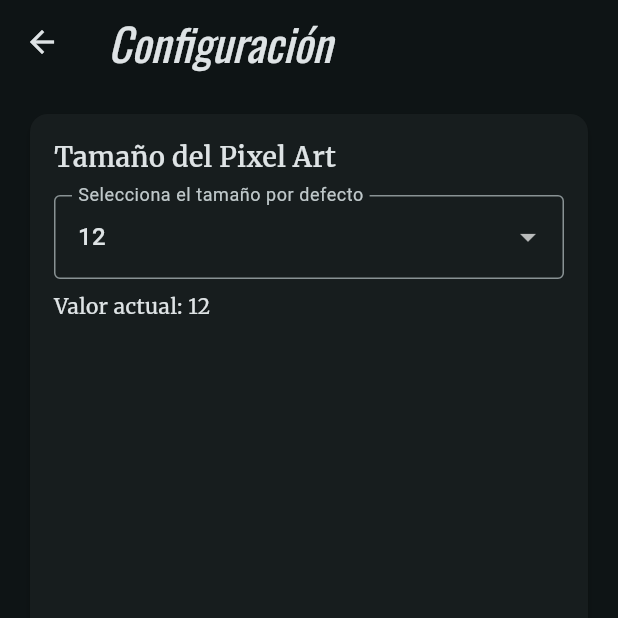
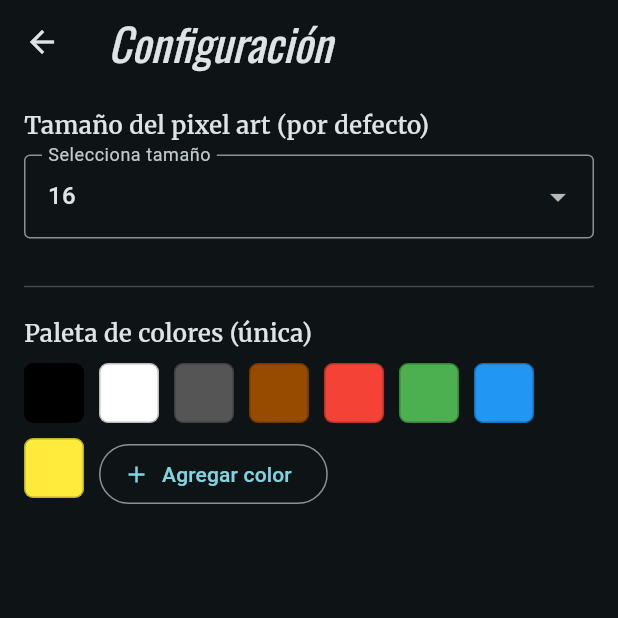
Before and after one commit to sebato123/3479A321_2023479003, a Flutter app: the ConfigScreen screen opened directly, on a phone screen of 412 x 824 dp, the top half of it. Run offline on Flutter 3.47's test engine with Material 3 defaults, Android fonts, the light colour scheme and no system bars; our stand-ins replace google_fonts, logger.

Commit message:
lab5 listo

```diff
--- a/lib/main.dart
+++ b/lib/main.dart
@@ -40,7 +40,7 @@ class MyApp extends StatelessWidget {
         ),
         useMaterial3: true,
       ),
-      home: const MyHomePage(title: "Display de imagenes"),
+      home: const MyHomePage(title: 'Display de imagenes'),
     );
   }
 }
--- a/lib/pages/config_screen.dart
+++ b/lib/pages/config_screen.dart
@@ -8,57 +8,148 @@ class ConfigScreen extends StatelessWidget {
   @override
   Widget build(BuildContext context) {
     final cfg = context.watch<ConfigurationData>();
-    final sizes = cfg.allowedSizes;
 
-    // Asegura que el valor actual exista en la lista (fallback si no está)
-    final current = sizes.contains(cfg.size) ? cfg.size : sizes.first;
+
+    final sizesStr = cfg.allowedSizes.map((e) => e.toString()).toList();
+    final currentSizeStr = cfg.size.toString();
 
     return Scaffold(
-      appBar: AppBar(
-        title: const Text('Configuración'),
+      appBar: AppBar(title: const Text('Configuración')),
+      body: ListView(
+        padding: const EdgeInsets.all(16),
+        children: [
+          const Text('Tamaño del pixel art (por defecto)',
+              style: TextStyle(fontSize: 16, fontWeight: FontWeight.w600)),
+          const SizedBox(height: 8),
+          DropdownButtonFormField<String>(
+            value: sizesStr.contains(currentSizeStr) ? currentSizeStr : sizesStr.first,
+            decoration: const InputDecoration(
+              border: OutlineInputBorder(),
+              labelText: 'Selecciona tamaño',
             ),
-      body: Padding(
-        padding: const EdgeInsets.all(16.0),
-        child: Card(
-          elevation: 2,
-          child: Padding(
-            padding: const EdgeInsets.all(16.0),
-            child: Column(
-              crossAxisAlignment: CrossAxisAlignment.start,
-              children: [
-                const Text(
-                  'Tamaño del Pixel Art',
-                  style: TextStyle(fontSize: 18, fontWeight: FontWeight.w600),
-                ),
-                const SizedBox(height: 12),
-                DropdownButtonFormField<int>(
-                  value: current,
-                  decoration: const InputDecoration(
-                    labelText: 'Selecciona el tamaño por defecto',
-                    border: OutlineInputBorder(),
-                  ),
-                  items: sizes
-                      .map((v) => DropdownMenuItem(
-                            value: v,
-                            child: Text('$v'),
-                          ))
+            items: sizesStr
+                .map((v) => DropdownMenuItem(value: v, child: Text(v)))
                 .toList(),
             onChanged: (value) {
               if (value == null) return;
-                    context.read<ConfigurationData>().setSize(value);
+
+              context.read<ConfigurationData>().setSize(int.parse(value));
               ScaffoldMessenger.of(context).showSnackBar(
                 SnackBar(content: Text('Tamaño actualizado a $value')),
               );
             },
           ),
+
+          const SizedBox(height: 24),
+          const Divider(),
+
+          const SizedBox(height: 12),
+          const Text('Paleta de colores (única)',
+              style: TextStyle(fontSize: 16, fontWeight: FontWeight.w600)),
           const SizedBox(height: 8),
-                Text(
-                  'Valor actual: ${cfg.size}',
-                  style: const TextStyle(fontSize: 14),
+
+          // Vista de la paleta única + editar/eliminar
+          Wrap(
+            spacing: 10,
+            runSpacing: 10,
+            children: [
+              for (int i = 0; i < cfg.palette.length; i++)
+                _ColorTile(
+                  color: cfg.palette[i],
+                  onTap: () => _showEditColorDialog(context, i),
+                  onLongPress: () =>
+                      context.read<ConfigurationData>().removeColorAt(i),
+                ),
+              // Botón para agregar color por HEX
+              OutlinedButton.icon(
+                onPressed: () => _showAddColorDialog(context),
+                icon: const Icon(Icons.add),
+                label: const Text('Agregar color'),
               ),
             ],
           ),
+        ],
       ),
+    );
+  }
+
+  void _showAddColorDialog(BuildContext context) {
+    final controller = TextEditingController(text: '#FF8800');
+    showDialog(
+      context: context,
+      builder: (_) => AlertDialog(
+        title: const Text('Agregar color (#RRGGBB)'),
+        content: TextField(
+          controller: controller,
+          decoration: const InputDecoration(hintText: '#RRGGBB'),
+        ),
+        actions: [
+          TextButton(onPressed: () => Navigator.pop(context), child: const Text('Cancelar')),
+          ElevatedButton(
+            onPressed: () {
+              context.read<ConfigurationData>().addColorFromHex(controller.text);
+              Navigator.pop(context);
+            },
+            child: const Text('Agregar'),
+          ),
+        ],
+      ),
+    );
+  }
+
+  void _showEditColorDialog(BuildContext context, int index) {
+    final controller = TextEditingController(text: _toHex6(context.read<ConfigurationData>().palette[index]));
+    showDialog(
+      context: context,
+      builder: (_) => AlertDialog(
+        title: const Text('Editar color (#RRGGBB)'),
+        content: TextField(
+          controller: controller,
+          decoration: const InputDecoration(hintText: '#RRGGBB'),
+        ),
+        actions: [
+          TextButton(onPressed: () => Navigator.pop(context), child: const Text('Cancelar')),
+          ElevatedButton(
+            onPressed: () {
+              context.read<ConfigurationData>().updateColorAt(index, controller.text);
+              Navigator.pop(context);
+            },
+            child: const Text('Guardar'),
+          ),
+        ],
+      ),
+    );
+  }
+
+  static String _toHex6(Color c) {
+    final rgb = (c.value & 0xFFFFFF).toRadixString(16).padLeft(6, '0').toUpperCase();
+    return '#$rgb';
+  }
+}
+
+class _ColorTile extends StatelessWidget {
+  final Color color;
+  final VoidCallback onTap;
+  final VoidCallback onLongPress;
+
+  const _ColorTile({
+    required this.color,
+    required this.onTap,
+    required this.onLongPress,
+  });
+
+  @override
+  Widget build(BuildContext context) {
+    return GestureDetector(
+      onTap: onTap,          // editar
+      onLongPress: onLongPress, // eliminar
+      child: Container(
+        width: 40,
+        height: 40,
+        decoration: BoxDecoration(
+          color: color,
+          borderRadius: BorderRadius.circular(6),
+          border: Border.all(color: Colors.black26),
         ),
       ),
     );
--- a/lib/providers/ConfigurationData.dart
+++ b/lib/providers/ConfigurationData.dart
@@ -2,16 +2,62 @@ import 'package:flutter/material.dart';
 
 
 class ConfigurationData extends ChangeNotifier {
-  // Tamaño por defecto
-  int _size = 12;
+
+  int _size = 16;
   int get size => _size;
-
-  // Valores permitidos para el dropdown
   final List<int> allowedSizes = const [12, 16, 18, 20, 24, 28, 32];
 
   void setSize(int newSize) {
-    if (_size == newSize) return;
+    if (newSize == _size) return;
     _size = newSize;
     notifyListeners();
   }
+
+  // Paleta de colores
+  final List<Color> _palette = [
+    Colors.black,
+    Colors.white,
+    const Color(0xFF555555),
+    const Color(0xFF964B00),
+    Colors.red,
+    Colors.green,
+    Colors.blue,
+    Colors.yellow,
+  ];
+
+  List<Color> get palette => List.unmodifiable(_palette);
+
+  // Agregar color "#RRGGBB" o "RRGGBB"
+  void addColorFromHex(String hex) {
+    final c = _parseHex(hex);
+    if (c == null) return;
+    _palette.add(c);
+    notifyListeners();
+  }
+
+  // Reemplazar color en índice
+  void updateColorAt(int index, String hex) {
+    if (index < 0 || index >= _palette.length) return;
+    final c = _parseHex(hex);
+    if (c == null) return;
+    _palette[index] = c;
+    notifyListeners();
+  }
+
+  // Eliminar color por índice
+  void removeColorAt(int index) {
+    if (index < 0 || index >= _palette.length) return;
+    _palette.removeAt(index);
+    notifyListeners();
+  }
+
+  // helpers
+  Color? _parseHex(String hex) {
+    var v = hex.trim();
+    if (v.startsWith('#')) v = v.substring(1);
+    if (v.length != 6) return null;
+    final int? rgb = int.tryParse(v, radix: 16);
+    if (rgb == null) return null;
+    return Color(0xFF000000 | rgb); // alpha 0xFF
+  }
 }
```
Also changed, not shown: lib/pages/home_pages.dart (+18 -3 lines). Lines whose indentation alone changed are shown as unchanged.
